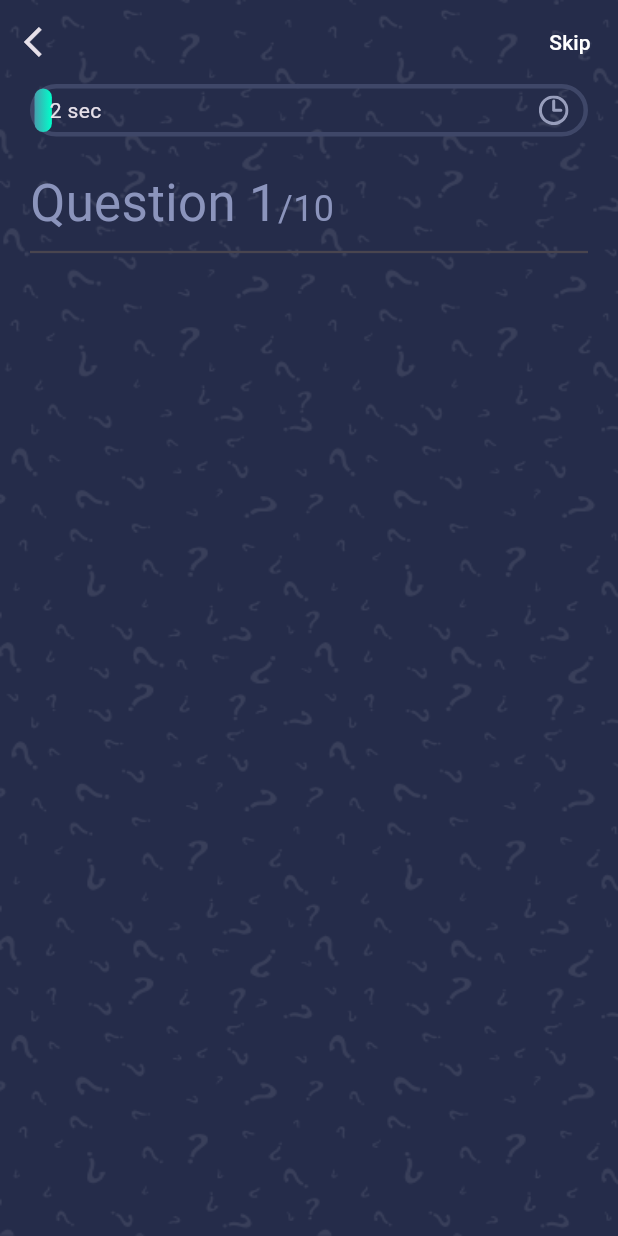
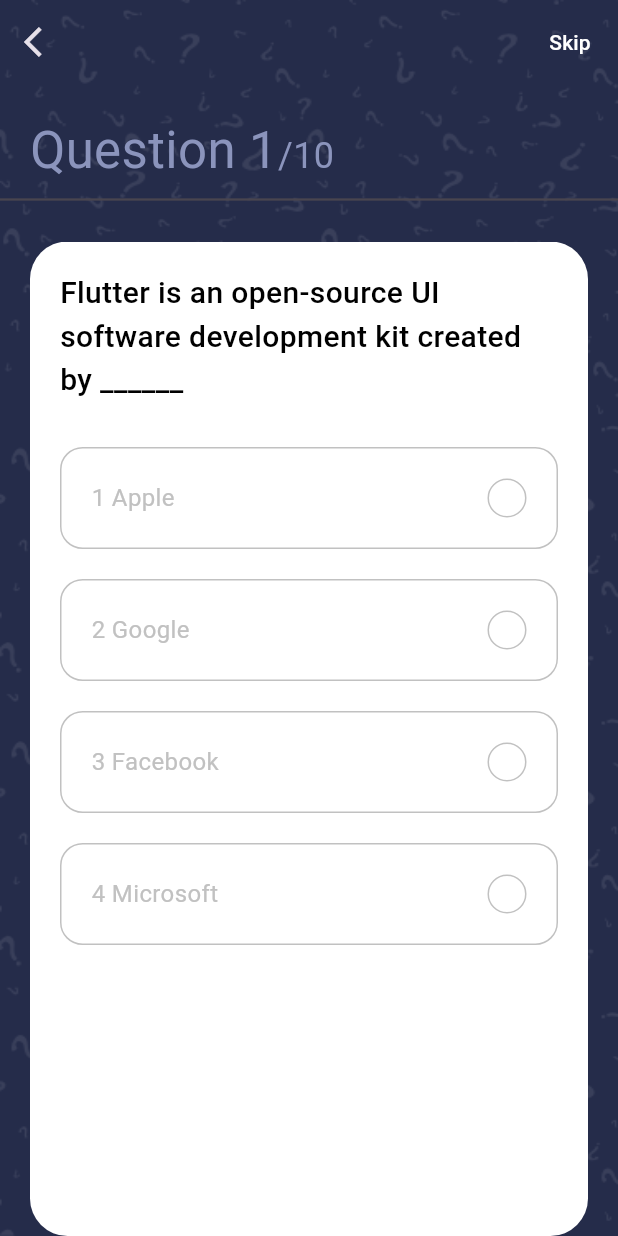
Before and after one commit to mohammed-xp/quiz_app, a Flutter app: the QuizView screen opened by its route, on a phone screen of 412 x 824 dp. Run offline on Flutter 3.47's test engine with Material 3 defaults, Android fonts, the phone set to English and light mode, and no system bars; our stand-ins replace get, go_router, websafe_svg.

Commit message:
Done question card and logic ui in quiz view

```diff
--- a/lib/core/models/questions/questions_model.dart
+++ b/lib/core/models/questions/questions_model.dart
@@ -1,10 +1,10 @@
-class Question {
+class QuestionModel {
   final int id, answer;
   final String question;
   final List<String> options;
 
-  Question({
-    required this.id,
+  QuestionModel({
+   required this.id,
     required this.question,
     required this.answer,
     required this.options,
--- a/lib/core/utils/styles.dart
+++ b/lib/core/utils/styles.dart
@@ -1,5 +1,6 @@
 import 'package:flutter/cupertino.dart';
 import 'package:flutter/material.dart';
+import 'package:quiz_app/constants.dart';
 
 abstract class Styles{
 
@@ -9,9 +10,21 @@ abstract class Styles{
     fontWeight: FontWeight.bold,
   );
 
+  // headline5
   static const textStyle24 = TextStyle(
     fontSize: 24,
     fontWeight: FontWeight.w400,
+  );
+
+  // headline6
+  static const textStyle20 = TextStyle(
+    fontSize: 20,
+    fontWeight: FontWeight.w500,
+  );
+
+  static const textStyle16 = TextStyle(
+    fontSize: 16,
+    color: kGrayColor,
   );
 
   static const textStyle14 = TextStyle(
--- a/lib/features/quiz/presentation/manager/question_controller.dart
+++ b/lib/features/quiz/presentation/manager/question_controller.dart
@@ -1,13 +1,58 @@
 import 'package:flutter/animation.dart';
+import 'package:get/get.dart';
 import 'package:get/get_state_manager/get_state_manager.dart';
+
+import '../../../../core/models/questions/questions_model.dart';
 
 class QuestionController extends GetxController
     with GetSingleTickerProviderStateMixin {
-
   late AnimationController _animationController;
   late Animation _animation;
 
   Animation get animation => _animation;
+
+  final List<QuestionModel> _questions = sample_data
+      .map((q) => QuestionModel(
+            id: q['id'],
+            question: q['question'],
+            options: q['options'],
+            answer: q['answer_index'],
+          ))
+      .toList();
+  List<QuestionModel> get questions => _questions;
+
+  bool _isAnswered = false;
+  bool get isAnswered => _isAnswered;
+
+  int? _correctAns;
+  int? get correctAns => _correctAns;
+
+  int? _selectedAns;
+  int? get selectedAns => _selectedAns;
+
+  final RxInt _questionNumber = 1.obs;
+  RxInt get questionNumber => _questionNumber;
+
+  int _numberOfCorrectAns = 0;
+  int get numberOfCorrectAns => _numberOfCorrectAns;
+
+  void checkAns({
+    required QuestionModel questionModel,
+    required int selectedIndex,
+  }) {
+    _isAnswered = true;
+    _correctAns = questionModel.answer;
+    _selectedAns = selectedIndex;
+
+    if(_correctAns == _selectedAns) {
+      _numberOfCorrectAns++;
+    }
+
+    // It will stop the counter
+    _animationController.stop();
+
+    update();
+  }
 
   @override
   void onInit() {
@@ -15,10 +60,11 @@ class QuestionController extends GetxController
       duration: const Duration(seconds: 60),
       vsync: this,
     );
-    _animation = Tween(begin: 0.0, end: 1.0).animate(_animationController)..addListener(() {
-      //update like setState
-      update();
-    });
+    _animation = Tween(begin: 0.0, end: 1.0).animate(_animationController)
+      ..addListener(() {
+        //update like setState
+        update();
+      });
 
     // start our animation
     _animationController.forward();
--- /dev/null
+++ b/lib/features/quiz/presentation/views/widgets/option.dart
@@ -0,0 +1,89 @@
+import 'package:flutter/material.dart';
+import 'package:get/get.dart';
+import 'package:quiz_app/features/quiz/presentation/manager/question_controller.dart';
+
+import '../../../../../constants.dart';
+import '../../../../../core/utils/styles.dart';
+
+class Option extends StatelessWidget {
+  const Option({
+    super.key,
+    required this.text,
+    required this.index,
+    required this.onPressed,
+  });
+
+  final String text;
+  final int index;
+  final void Function()? onPressed;
+
+  @override
+  Widget build(BuildContext context) {
+    return GetBuilder<QuestionController>(
+      init: QuestionController(),
+      builder: (qnController) {
+        Color getTheRightColor() {
+          if (qnController.isAnswered) {
+            if (index == qnController.correctAns) {
+              return kGreenColor;
+            } else if (index == qnController.selectedAns &&
+                qnController.selectedAns != qnController.correctAns) {
+              return kRedColor;
+            }
+          }
+          return kGrayColor;
+        }
+
+        IconData getTheRightIcon() {
+          return getTheRightColor() == kRedColor
+              ? Icons.close_rounded
+              : Icons.done_rounded;
+        }
+
+        return InkWell(
+          onTap: onPressed,
+          child: Container(
+            margin: const EdgeInsets.only(top: kDefaultPadding),
+            padding: const EdgeInsets.all(kDefaultPadding),
+            decoration: BoxDecoration(
+              border: Border.all(
+                color: getTheRightColor(),
+              ),
+              borderRadius: BorderRadius.circular(15),
+            ),
+            child: Row(
+              mainAxisAlignment: MainAxisAlignment.spaceBetween,
+              children: [
+                Text(
+                  '${index + 1} $text',
+                  style: Styles.textStyle16.copyWith(
+                    color: getTheRightColor(),
+                  ),
+                ),
+                Container(
+                  height: 26,
+                  width: 26,
+                  decoration: BoxDecoration(
+                    color: getTheRightColor() == kGrayColor
+                        ? Colors.transparent
+                        : getTheRightColor(),
+                    borderRadius: BorderRadius.circular(50),
+                    border: Border.all(
+                      color: getTheRightColor(),
+                    ),
+                  ),
+                  child: getTheRightColor() == kGrayColor
+                      ? null
+                      : Icon(
+                          getTheRightIcon(),
+                          size: 16,
+                        ),
+                ),
+              ],
+            ),
+          ),
+        );
+      },
+    );
+  }
+}
--- /dev/null
+++ b/lib/features/quiz/presentation/views/widgets/question_card.dart
@@ -0,0 +1,57 @@
+import 'package:flutter/material.dart';
+import 'package:get/get.dart';
+import 'package:get/get_core/src/get_main.dart';
+import 'package:quiz_app/features/quiz/presentation/manager/question_controller.dart';
+
+import '../../../../../constants.dart';
+import '../../../../../core/models/questions/questions_model.dart';
+import '../../../../../core/utils/styles.dart';
+import 'option.dart';
+
+class QuestionCard extends StatelessWidget {
+  const QuestionCard({
+    super.key,
+    required this.questionModel,
+  });
+
+  final QuestionModel questionModel;
+
+  @override
+  Widget build(BuildContext context) {
+    final QuestionController _questionController =
+        Get.put(QuestionController());
+
+    return Container(
+      margin: const EdgeInsets.symmetric(horizontal: kDefaultPadding),
+      padding: const EdgeInsets.all(kDefaultPadding),
+      decoration: BoxDecoration(
+          color: Colors.white, borderRadius: BorderRadius.circular(25)),
+      child: Column(
+        children: [
+          Text(
+            questionModel.question ?? '----',
+            style: Styles.textStyle20.copyWith(
+              color: Colors.black,
+            ),
+          ),
+          const SizedBox(
+            height: kDefaultPadding / 2,
+          ),
+          ...List.generate(
+            questionModel.options?.length ?? 0,
+            (index) => Option(
+              text: questionModel.options![index],
+              index: index,
+              onPressed: () {
+                _questionController.checkAns(
+                  questionModel: questionModel,
+                  selectedIndex: index,
+                );
+              },
+            ),
+          ),
+        ],
+      ),
+    );
+  }
+}
--- a/lib/features/quiz/presentation/views/widgets/quiz_view_body.dart
+++ b/lib/features/quiz/presentation/views/widgets/quiz_view_body.dart
@@ -1,21 +1,29 @@
 import 'package:flutter/material.dart';
+import 'package:get/get.dart';
 import 'package:quiz_app/constants.dart';
 import 'package:quiz_app/core/utils/styles.dart';
-import 'package:quiz_app/features/quiz/presentation/views/widgets/progress_bar.dart';
+import 'package:quiz_app/features/quiz/presentation/manager/question_controller.dart';
+import 'package:quiz_app/features/quiz/presentation/views/widgets/question_card.dart';
 
 class QuizViewBody extends StatelessWidget {
   const QuizViewBody({super.key});
 
   @override
   Widget build(BuildContext context) {
-    return Padding(
-      padding: const EdgeInsets.symmetric(horizontal: kDefaultPadding),
-      child: Column(
-        crossAxisAlignment: CrossAxisAlignment.start,
-        children: [
-          const ProgressBar(),
-          const SizedBox(height: kDefaultPadding,),
-          Text.rich(
+    QuestionController _questionController = Get.put(QuestionController());
+    return Column(
+      crossAxisAlignment: CrossAxisAlignment.start,
+      children: [
+        // const Padding(
+        //   padding: EdgeInsets.symmetric(horizontal: kDefaultPadding),
+        //   child: ProgressBar(),
+        // ),
+        const SizedBox(
+          height: kDefaultPadding,
+        ),
+        Padding(
+          padding: const EdgeInsets.symmetric(horizontal: kDefaultPadding),
+          child: Text.rich(
             TextSpan(
               text: 'Question 1',
               style: Styles.textStyle34.copyWith(
@@ -32,12 +40,22 @@ class QuizViewBody extends StatelessWidget {
               ],
             ),
           ),
-          const Divider(
-            thickness: 1.5,
+        ),
+        const Divider(
+          thickness: 1.5,
+        ),
+        const SizedBox(
+          height: kDefaultPadding,
+        ),
+        Expanded(
+          child: PageView.builder(
+            itemCount: _questionController.questions.length,
+            itemBuilder: (context, index) => QuestionCard(
+              questionModel: _questionController.questions[index],
+            ),
           ),
-          const SizedBox(height: kDefaultPadding,),
-        ],
-      ),
+        ),
+      ],
     );
   }
 }
```
